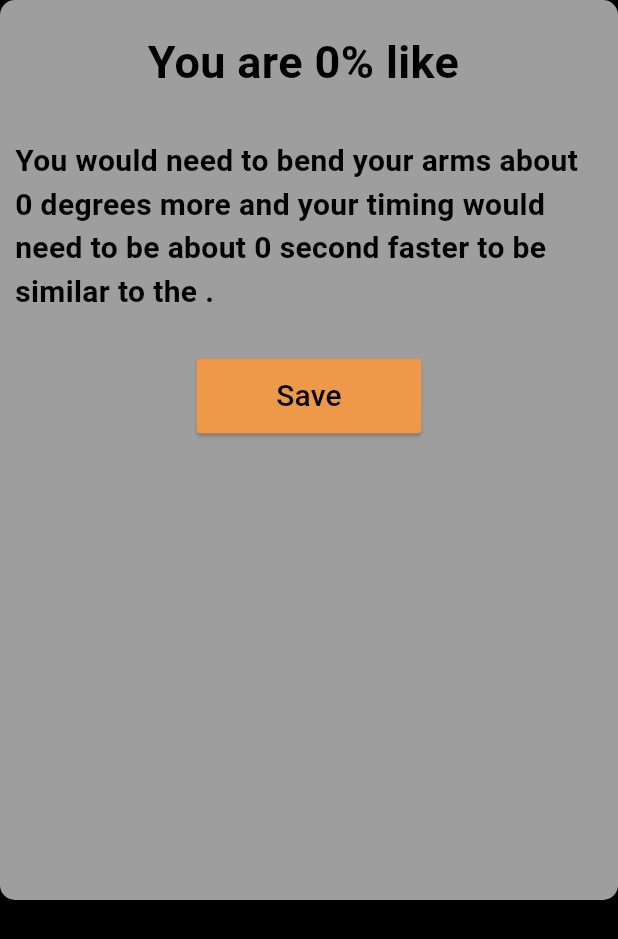
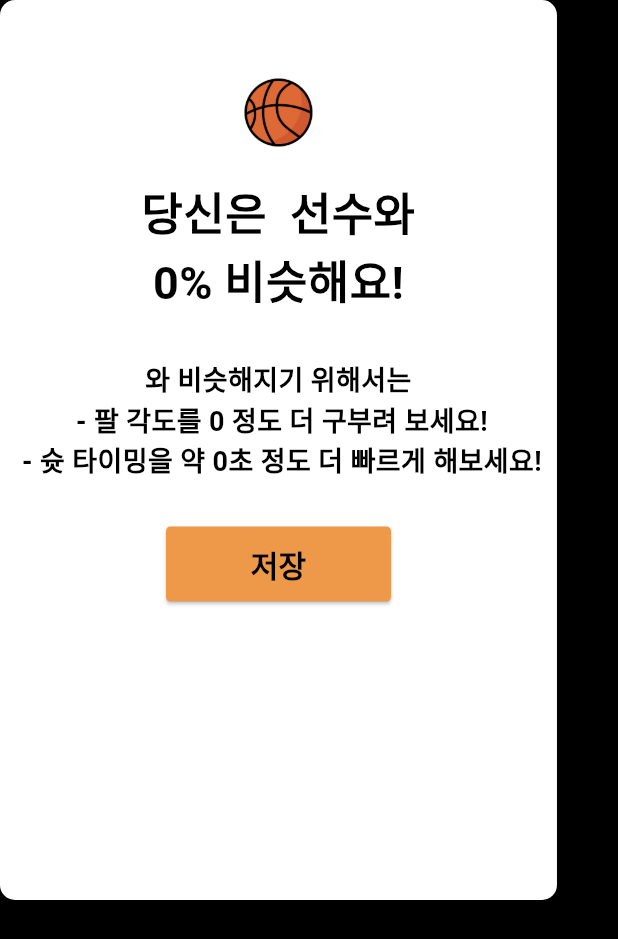
Before and after one commit to seunggihong/flutter-likeu, a Flutter app: the CustomBottomModal widget shown alone on an empty page, opened directly with empty values, on a phone screen of 412 x 824 dp. Shown: the top 939 px of the screen. Run offline on Flutter 3.47's test engine with Material 3 defaults, Android fonts, the light colour scheme and no system bars; our stand-ins replace carousel_slider, csv, flutter_dotenv, flutter_expandable_fab, flutter_heatmap_calendar, hive_flutter and 3 more; missing offline and left inert: dart:ffi, mrx_charts; accounts and stored records are empty; network calls fail.

Commit message:
dev: data loading and save

```diff
--- a/lib/views/camera/widget/custom_bottom_modal.dart
+++ b/lib/views/camera/widget/custom_bottom_modal.dart
@@ -1,5 +1,3 @@
-import 'dart:developer';
-
 import 'package:flutter/material.dart';
 import 'package:flutter_likeu/extensions/space_exs.dart';
 import 'package:flutter_likeu/views/camera/widget/custom_button.dart';
@@ -31,32 +29,40 @@ class CustomBottomModal extends StatelessWidget {
     return Container(
       height: 600,
       decoration: BoxDecoration(
-          color: Colors.grey, borderRadius: BorderRadius.circular(10)),
+          color: Colors.white, borderRadius: BorderRadius.circular(10)),
       child: isLoading
           ? ProgressCircular()
           : Column(
               children: [
+                50.h,
+                Image.asset(
+                  'assets/basketball.png',
+                  width: 50,
+                  height: 50,
+                ),
                 20.h,
                 Text(
-                  "You are $percentage% like $selectPlayer",
+                  "당신은 $selectPlayer 선수와 \n$percentage% 비슷해요!",
                   style: TextStyle(
                     decoration: TextDecoration.none,
                     color: Colors.black,
                     fontWeight: FontWeight.bold,
                     fontSize: 30,
                   ),
+                  textAlign: TextAlign.center,
                 ),
                 20.h,
                 Padding(
                   padding: const EdgeInsets.all(10),
                   child: Text(
-                    "You would need to bend your arms about $userArmDegree degrees more and your timing would need to be about $userTiming second faster to be similar to the $selectPlayer.",
+                    "$selectPlayer와 비슷해지기 위해서는\n - 팔 각도를 $userArmDegree 정도 더 구부려 보세요!\n - 슛 타이밍을 약 $userTiming초 정도 더 빠르게 해보세요!",
                     style: TextStyle(
                       decoration: TextDecoration.none,
                       color: Colors.black,
                       fontWeight: FontWeight.bold,
-                      fontSize: 20,
+                      fontSize: 18,
                     ),
+                    textAlign: TextAlign.center,
                   ),
                 ),
                 20.h,
@@ -81,9 +87,9 @@ class CustomBottomModal extends StatelessWidget {
                       hivebox.put('percent', list);
                     }
 
-                    log("${hivebox.get('percent')}");
+                    Navigator.pop(context);
                   },
-                  buttonName: "Save",
+                  buttonName: "저장",
                 )
               ],
             ),
--- a/lib/views/camera/widget/custom_button.dart
+++ b/lib/views/camera/widget/custom_button.dart
@@ -26,7 +26,8 @@ class CustomButton extends StatelessWidget {
       ),
       child: Text(
         buttonName,
-        style: const TextStyle(color: Colors.black, fontSize: 20),
+        style: TextStyle(
+            color: Colors.black, fontSize: 20, fontWeight: FontWeight.bold),
       ),
     );
   }
--- a/pubspec.yaml
+++ b/pubspec.yaml
@@ -82,6 +82,8 @@ flutter:
     - assets/imgs/Jordan.jpg
     - assets/imgs/LeBron.jpg
     - assets/imgs/ONeal.jpg
+    - assets/imgs/comming_soon.jpg
+    - assets/basketball.png
     - .env
 
   # An image asset can refer to one or more resolution-specific "variants", see
```
Also changed, not shown: lib/views/camera/camera_view.dart (+19 -15 lines), lib/views/main/widget/fab.dart (+0 -9 lines), lib/views/main/widget/player_card.dart (+11 -9 lines), lib/views/profile/widget/heatmap_widget.dart (+13 -8 lines), lib/views/profile/widget/menu_card.dart (+19 -0 lines), assets/basketball.png (added), assets/imgs/comming_soon.jpg (added).
